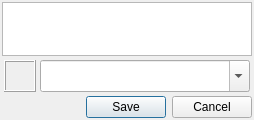
Qt form src/plugins/activity/activityselect.ui (xnamed/vacuum-im) before a commit.
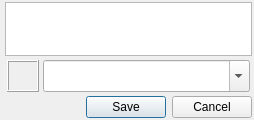
The same form after that commit.

Diff of the .ui file:
```diff
--- a/src/plugins/activity/activityselect.ui
+++ b/src/plugins/activity/activityselect.ui
@@ -11,7 +11,7 @@
    </rect>
   </property>
   <property name="sizePolicy">
-   <sizepolicy hsizetype="MinimumExpanding" vsizetype="MinimumExpanding">
+   <sizepolicy hsizetype="Expanding" vsizetype="Preferred">
     <horstretch>0</horstretch>
     <verstretch>0</verstretch>
    </sizepolicy>
@@ -30,7 +30,7 @@
   </property>
   <layout class="QGridLayout" name="gridLayout">
    <property name="leftMargin">
-    <number>2</number>
+    <number>5</number>
    </property>
    <property name="topMargin">
     <number>2</number>
@@ -49,7 +49,7 @@
      <item>
       <widget class="QTreeWidget" name="lstActivity">
        <property name="sizePolicy">
-        <sizepolicy hsizetype="Preferred" vsizetype="Expanding">
+        <sizepolicy hsizetype="Expanding" vsizetype="Expanding">
          <horstretch>0</horstretch>
          <verstretch>0</verstretch>
         </sizepolicy>
@@ -125,7 +125,7 @@
        <item>
         <widget class="QLabel" name="lblIcon">
          <property name="sizePolicy">
-          <sizepolicy hsizetype="Maximum" vsizetype="Maximum">
+          <sizepolicy hsizetype="Preferred" vsizetype="Preferred">
            <horstretch>0</horstretch>
            <verstretch>0</verstretch>
           </sizepolicy>
@@ -165,7 +165,7 @@
        <item>
         <widget class="QComboBox" name="cmbText">
          <property name="sizePolicy">
-          <sizepolicy hsizetype="MinimumExpanding" vsizetype="Preferred">
+          <sizepolicy hsizetype="Expanding" vsizetype="Preferred">
            <horstretch>0</horstretch>
            <verstretch>0</verstretch>
           </sizepolicy>
@@ -197,7 +197,7 @@
      <item>
       <widget class="QDialogButtonBox" name="buttonBox">
        <property name="sizePolicy">
-        <sizepolicy hsizetype="MinimumExpanding" vsizetype="Maximum">
+        <sizepolicy hsizetype="Expanding" vsizetype="Preferred">
          <horstretch>0</horstretch>
          <verstretch>0</verstretch>
         </sizepolicy>
```
